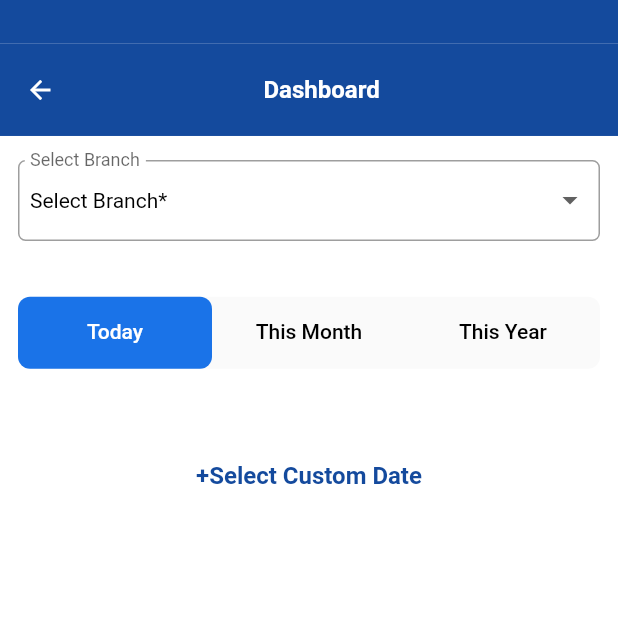
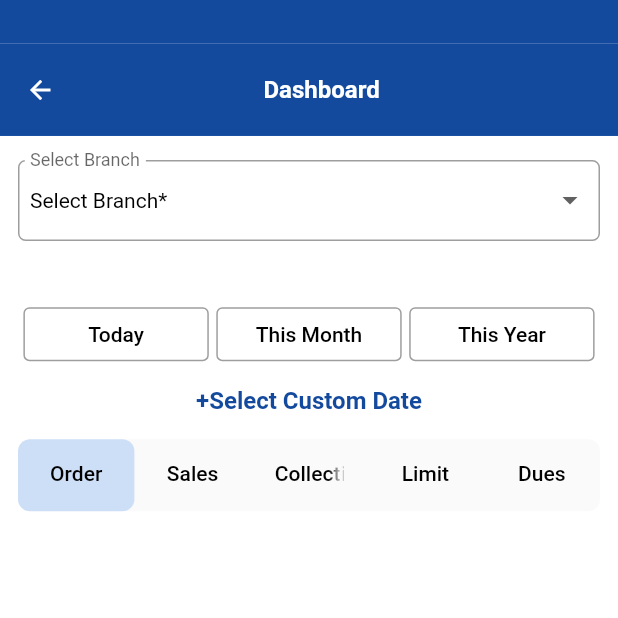
Before and after one commit to zakaria90024/deeplaid_apps_models, a Flutter app: the screen it shows after launch, on a phone screen of 412 x 824 dp, the top half of it. Run offline on Flutter 3.47's test engine with Material 2 defaults, Android fonts, the phone set to English and light mode, and no system bars; our stand-ins replace flutter_native_splash, fluttertoast, searchfield, shared_preferences, sqflite; accounts and stored records are empty.

Commit message:
day2 - 19-Feb-2023, 20Feb- Otp, Post Request, 22-DashBoard Design full end.
26-Feb-2023 - Sync Page added. Doctor database Created. stored sql data sqflite.change. delete and insert, data duplicate not solve, data duplicate solve. solve 1, Store Data in sql, update some, error, depot add database. Login api pass data.

> Login Shareprefarance
> State Save
> Logout Dialog
custom design
> error solve
> get data from sqlite
> doctor list get from local db
> added autocompleatesd
> Dropdown Search, group, product, dialog item added group wise, search add, add qty system, home, products, order list add, details order created, login table created file, text design

dashboard desing ios, update, tabLayout

```diff
--- a/lib/dashboard_report/dashboard_activity.dart
+++ b/lib/dashboard_report/dashboard_activity.dart
@@ -17,11 +17,14 @@ class _DashboardActivityState extends State<DashboardActivity>
       TextEditingController();
   final TextEditingController _textFieldControllerToDate =
       TextEditingController();
+  int selectedButtonIndex = 0;
   final _selectedColor = Color(0xff1a73e8);
   final _tabs = [
-    Tab(text: 'Today'),
-    Tab(text: 'This Month'),
-    Tab(text: 'This Year'),
+    Tab(text: 'Order'),
+    Tab(text: 'Sales'),
+    Tab(text: 'Collection'),
+    Tab(text: 'Limit'),
+    Tab(text: 'Dues'),
   ];
 
   //select date From
@@ -219,39 +222,96 @@ class _DashboardActivityState extends State<DashboardActivity>
                   ),
                 ),
 
-                ///tabbar
+                ///button today month year
                 SizedBox(
-                    height: deviceHight * 0.130,
-                    width: deviceWidth,
-                    child: Column(
-                      children: [
-                        Container(
-                          margin: EdgeInsets.only(
-                              left: 12, top: 0, right: 12, bottom: 0),
-                          //height: kToolbarHeight - 8.0,
-                          decoration: BoxDecoration(
-                            color: Colors.grey.shade50,
-                            borderRadius: BorderRadius.circular(8.0),
+                  width: deviceWidth,
+                  height: 50,
+                  child: Row(
+                    mainAxisAlignment: MainAxisAlignment.center,
+                    children: [
+                      SizedBox(
+                        width: deviceWidth * 0.30,
+                        child: OutlinedButton(
+                          onPressed: () {
+                            setState(() {
+                              selectedButtonIndex =
+                                  1; // Set the index to 1 when Button 1 is pressed
+                            });
+                          },
+                          style: OutlinedButton.styleFrom(
+                            backgroundColor: selectedButtonIndex == 1
+                                ? Color(0xFF144A9D)
+                                : Colors.white,
+                            foregroundColor: selectedButtonIndex == 1
+                                ? Colors.white
+                                : Colors.black,
+                            side: BorderSide(
+                                color: selectedButtonIndex == 1
+                                    ? Color(0xFF144A9D)
+                                    : Colors.grey),
                           ),
-                          child: TabBar(
-                            onTap: (value) {
-                              print(value);
-                            },
-                            controller: _tabController,
-                            indicator: BoxDecoration(
-                                borderRadius: BorderRadius.circular(8.0),
-                                color: _selectedColor),
-                            labelColor: Colors.white,
-                            unselectedLabelColor: Colors.black,
-                            tabs: _tabs,
+                          child: Text('Today'),
+                        ),
+                      ),
+                      SizedBox(width: 5.0),
+                      SizedBox(
+                        width: deviceWidth * 0.30,
+                        child: OutlinedButton(
+                          onPressed: () {
+                            setState(() {
+                              selectedButtonIndex =
+                                  2; // Set the index to 2 when Button 2 is pressed
+                            });
+                          },
+                          style: OutlinedButton.styleFrom(
+                            backgroundColor: selectedButtonIndex == 2
+                                ? Color(0xFF144A9D)
+                                : Colors.white,
+                            foregroundColor: selectedButtonIndex == 2
+                                ? Colors.white
+                                : Colors.black,
+                            side: BorderSide(
+                                color: selectedButtonIndex == 2
+                                    ? Color(0xFF144A9D)
+                                    : Colors.grey),
                           ),
+                          child: Text('This Month'),
                         ),
-                      ],
-                    )),
+                      ),
+                      SizedBox(width: 5.0),
+                      SizedBox(
+                        width: deviceWidth * 0.30,
+                        child: OutlinedButton(
+                          onPressed: () {
+                            setState(() {
+                              selectedButtonIndex =
+                                  3; // Set the index to 3 when Button 3 is pressed
+                            });
+                          },
+                          style: OutlinedButton.styleFrom(
+                            backgroundColor: selectedButtonIndex == 3
+                                ? Color(0xFF144A9D)
+                                : Colors.white,
+                            foregroundColor: selectedButtonIndex == 3
+                                ? Colors.white
+                                : Colors.black,
+                            side: BorderSide(
+                                color: selectedButtonIndex == 3
+                                    ? Color(0xFF144A9D)
+                                    : Colors.grey),
+                          ),
+                          child: Text('This Year'),
+                        ),
+                      )
+                    ],
+                  ),
+                ),
+
+
+                SizedBox(height: 10),
 
                 ///dialog custom date selection
                 SizedBox(
-                    height: deviceHight * 0.030,
                     width: deviceWidth,
                     child: Container(
                       margin:
@@ -400,8 +460,62 @@ class _DashboardActivityState extends State<DashboardActivity>
                       ),
                     )),
 
-                SizedBox(height: 16,)
+                SizedBox(height: 16),
+                // // ///tabbar
+                SizedBox(
+                    height: deviceHight * 0.130,
+                    width: deviceWidth,
+                    child: Column(
+                      children: [
 
+                        Container(
+                          margin: EdgeInsets.only(
+                              left: 12, top: 0, right: 12, bottom: 0),
+                          //height: kToolbarHeight - 8.0,
+                          decoration: BoxDecoration(
+                            color: Colors.grey.shade50,
+                            borderRadius: BorderRadius.circular(8.0),
+                          ),
+                          child: TabBar(
+                            onTap: (value) {
+                              print(value);
+                            },
+                            controller: _tabController,
+                            indicator: BoxDecoration(
+                                borderRadius: BorderRadius.circular(8.0),
+                                color: _selectedColor.withOpacity(0.2),
+                                //color: _selectedColor
+                            ),
+                            labelColor: Colors.black,
+                            unselectedLabelColor: Colors.black,
+                            tabs: _tabs,
+                          ),
+                        ),
+                      ],
+                    )),
+                // SizedBox(
+                //   height: deviceHight * 0.1,
+                //   width: deviceWidth,
+                //   // child: Container(
+                //   //   child: TabBarView(
+                //   //     controller: _tabController,
+                //   //     children: [
+                //   //       // First tab
+                //   //       Center(child: Text("Tab 1"),),
+                //   //
+                //   //       // Second tab
+                //   //       Center(child: Text("Tab 2"),),
+                //   //
+                //   //       // Third tab
+                //   //       Center(child: Text("Tab 3"),),
+                //   //     ],
+                //   //   ),
+                //   //
+                //   // ),
+                //
+                //
+                //
+                // )
 
                 /// Custom Tabular with solid selected bg and transparent tabular bg
               ],
```
